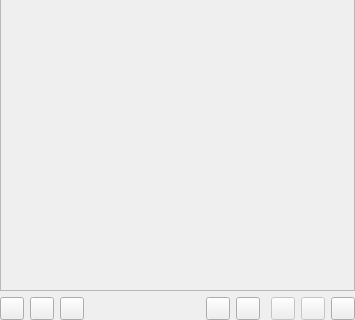
The window that ui/playlistpanel.ui (ChaoticConundrum/qmpdclient) describes before a commit, drawn with Qt 5; both pictures show x 0 to 355 and y 381 to 701 of the 355 by 701 pixel window.
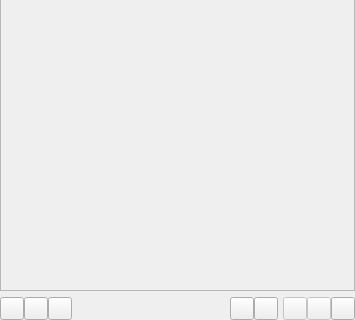
The same window after the commit. Icons and pictures are not drawn. Custom widgets are drawn as their Qt base class.

Commit message: Remove margin from buttons

Diff of the .ui file:
```diff
--- a/ui/playlistpanel.ui
+++ b/ui/playlistpanel.ui
@@ -86,7 +86,7 @@
    <item>
     <layout class="QHBoxLayout">
      <property name="spacing">
-      <number>6</number>
+      <number>0</number>
      </property>
      <property name="leftMargin">
       <number>0</number>
```
Left out of the diff: 24 changed lines with no effect on the pictures. The commit also changes 1 other file.
